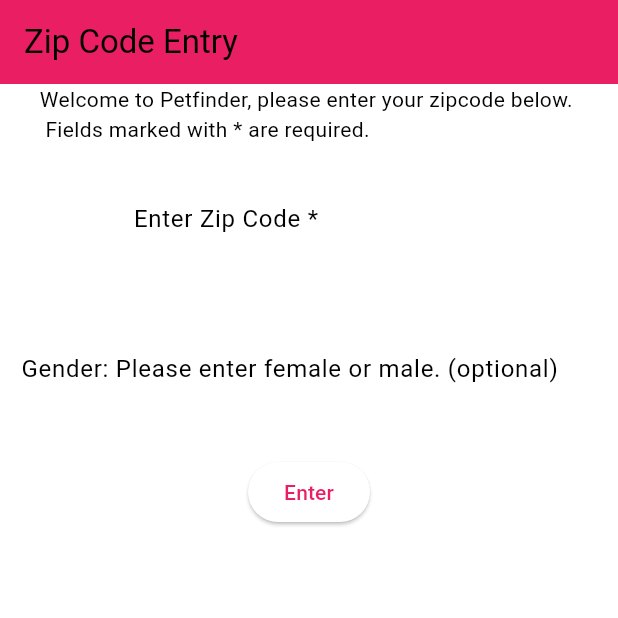
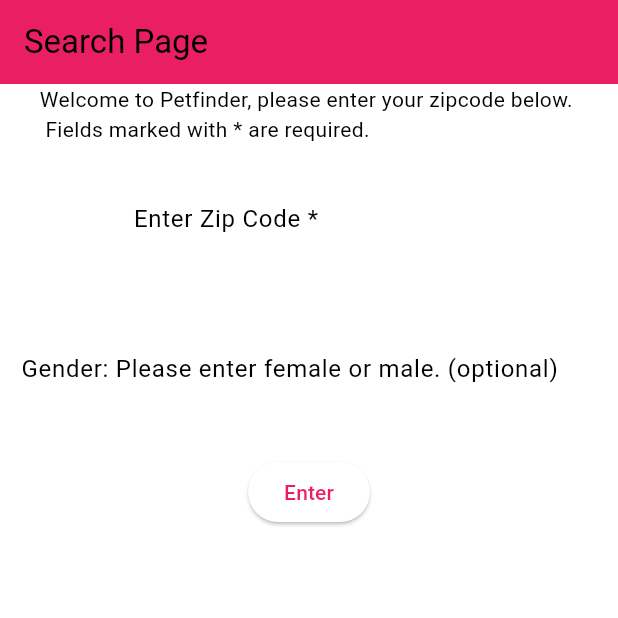
Before and after one commit to bsu-cs222/final_project_petfinder, a Flutter app: the screen it shows after launch, on a phone screen of 412 x 824 dp, the top half of it. Run offline on Flutter 3.47's test engine with Material 2 defaults, Android fonts, the phone set to English and light mode, and no system bars; our stand-ins replace flutter_dotenv.

Commit message:
changed "Zip Code Entry" title to "Search Page"

```diff
--- a/lib/main.dart
+++ b/lib/main.dart
@@ -46,7 +46,7 @@ class ZipCodePage extends StatelessWidget {
     return Scaffold(
       appBar: AppBar(
           backgroundColor: Theme.of(context).colorScheme.primaryContainer,
-          title: const Text('Zip Code Entry')),
+          title: const Text('Search Page')),
       body: Column(
         children: [
           const SizedBox(
```
